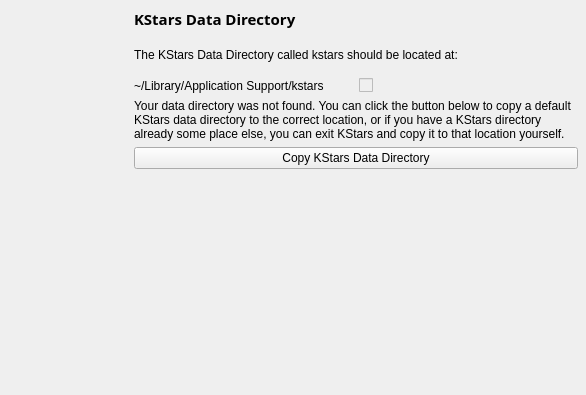
First picture: the form in kstars/dialogs/wizdata.ui, repository KDE/kstars, before the edit.
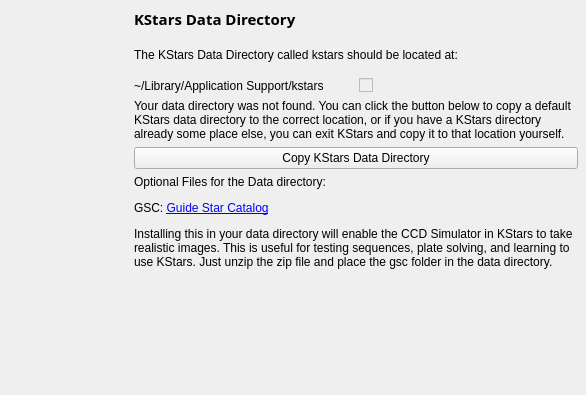
Second picture: the form after the edit.

The edit to the form file:
```diff
--- a/kstars/dialogs/wizdata.ui
+++ b/kstars/dialogs/wizdata.ui
@@ -129,6 +129,19 @@
        </property>
       </widget>
      </item>
+     <item>
+      <widget class="QLabel" name="label">
+       <property name="text">
+        <string>&lt;html&gt;&lt;head/&gt;&lt;body&gt;&lt;p&gt;Optional Files for the Data directory:&lt;/p&gt;&lt;p&gt;GSC: &lt;a href=&quot;https://drive.google.com/file/d/0B_ivMJINsdQ8cDhNcU5ESkZMZ0E/view?usp=sharing&quot;&gt;&lt;span style=&quot; text-decoration: underline; color:#0000ff;&quot;&gt;Guide Star Catalog&lt;/span&gt;&lt;/a&gt;&lt;/p&gt;&lt;p&gt;Installing this in your data directory will enable the CCD Simulator in KStars to take realistic images. This is useful for testing sequences, plate solving, and learning to use KStars. Just unzip the zip file and place the gsc folder in the data directory.&lt;/p&gt;&lt;/body&gt;&lt;/html&gt;</string>
+       </property>
+       <property name="wordWrap">
+        <bool>true</bool>
+       </property>
+       <property name="openExternalLinks">
+        <bool>true</bool>
+       </property>
+      </widget>
+     </item>
      <item>
       <spacer>
        <property name="orientation">
```
